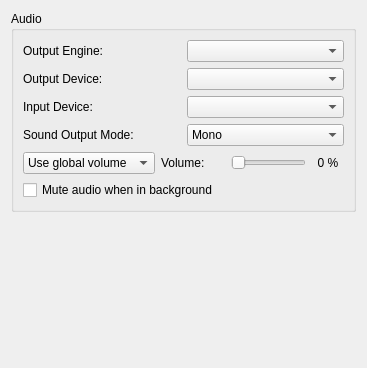
Above: src/yuzu/configuration/configure_audio.ui from rorrim-rorrim/eden-alt before the change. Below: the same form after it.
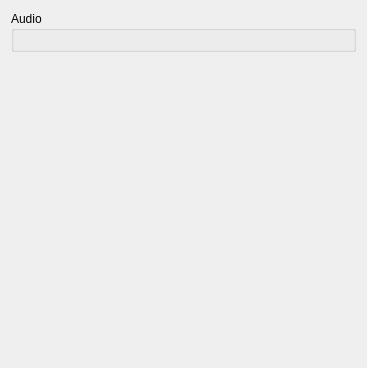
That is the form after the change.

Commit message:
configure_audio: Implement ui generation
Needs a considerable amount of management specific to some of
the comoboboxes due to the audio engine configuration.

general: Partial audio config implmentation

configure_audio: Implement ui generation

Needs a considerable amount of management specific to some of
the comoboboxes due to the audio engine configuration.

general: Partial audio config implmentation

settings: Make audio settings as enums

```diff
--- a/src/yuzu/configuration/configure_audio.ui
+++ b/src/yuzu/configuration/configure_audio.ui
@@ -21,80 +21,14 @@
      </property>
      <layout class="QVBoxLayout">
       <item>
-       <layout class="QHBoxLayout" name="engine_layout">
-        <item>
-         <widget class="QLabel" name="sink_label">
-          <property name="text">
-           <string>Output Engine:</string>
-          </property>
-         </widget>
-        </item>
-        <item>
-         <widget class="QComboBox" name="sink_combo_box"/>
-        </item>
-       </layout>
-      </item>
-      <item>
-       <layout class="QHBoxLayout" name="output_layout">
-        <item>
-         <widget class="QLabel" name="output_label">
-          <property name="text">
-           <string>Output Device:</string>
-          </property>
-         </widget>
-        </item>
-        <item>
-         <widget class="QComboBox" name="output_combo_box"/>
-        </item>
-       </layout>
-      </item>
-      <item>
-       <layout class="QHBoxLayout" name="input_layout">
-        <item>
-         <widget class="QLabel" name="input_label">
-          <property name="text">
-           <string>Input Device:</string>
-          </property>
-         </widget>
-        </item>
-        <item>
-         <widget class="QComboBox" name="input_combo_box"/>
-        </item>
-       </layout>
-      </item>
-       <item>
-       <layout class="QHBoxLayout" name="mode_layout">
-        <item>
-         <widget class="QLabel" name="mode_label">
-          <property name="text">
-           <string>Sound Output Mode:</string>
-          </property>
-         </widget>
-        </item>
-        <item>
-          <widget class="QComboBox" name="combo_sound">
-            <item>
-              <property name="text">
-                <string>Mono</string>
-              </property>
-            </item>
-            <item>
-              <property name="text">
-                <string>Stereo</string>
-              </property>
-            </item>
-            <item>
-              <property name="text">
-                <string>Surround</string>
-              </property>
-            </item>
-          </widget>
-        </item>
-       </layout>
-      </item>
-      <item>
-       <widget class="QWidget" name="volume_layout" native="true">
-        <layout class="QHBoxLayout" name="horizontalLayout_2">
+       <widget class="QWidget" name="audio_widget" native="true">
+        <property name="maximumSize">
+         <size>
+          <width>16777215</width>
+          <height>16777213</height>
+         </size>
+        </property>
+        <layout class="QVBoxLayout" name="verticalLayout">
          <property name="leftMargin">
           <number>0</number>
          </property>
@@ -107,89 +41,9 @@
          <property name="bottomMargin">
           <number>0</number>
          </property>
-         <item>
-          <widget class="QComboBox" name="volume_combo_box">
-           <item>
-            <property name="text">
-             <string>Use global volume</string>
-            </property>
-           </item>
-           <item>
-            <property name="text">
-             <string>Set volume:</string>
-            </property>
-           </item>
-          </widget>
-         </item>
-         <item>
-          <widget class="QLabel" name="volume_label">
-           <property name="text">
-            <string>Volume:</string>
-           </property>
-          </widget>
-         </item>
-         <item>
-          <spacer name="horizontalSpacer">
-           <property name="orientation">
-            <enum>Qt::Horizontal</enum>
-           </property>
-           <property name="sizeHint" stdset="0">
-            <size>
-             <width>30</width>
-             <height>20</height>
-            </size>
-           </property>
-          </spacer>
-         </item>
-         <item>
-          <widget class="QSlider" name="volume_slider">
-           <property name="sizePolicy">
-            <sizepolicy hsizetype="Expanding" vsizetype="Fixed">
-             <horstretch>0</horstretch>
-             <verstretch>0</verstretch>
-            </sizepolicy>
-           </property>
-           <property name="maximum">
-            <number>200</number>
-           </property>
-           <property name="pageStep">
-            <number>5</number>
-           </property>
-           <property name="orientation">
-            <enum>Qt::Horizontal</enum>
-           </property>
-          </widget>
-         </item>
-         <item>
-          <widget class="QLabel" name="volume_indicator">
-           <property name="minimumSize">
-            <size>
-             <width>32</width>
-             <height>0</height>
-            </size>
-           </property>
-           <property name="text">
-            <string>0 %</string>
-           </property>
-           <property name="alignment">
-            <set>Qt::AlignCenter</set>
-           </property>
-          </widget>
-         </item>
         </layout>
        </widget>
       </item>
-      <item>
-       <layout class="QHBoxLayout" name="mute_layout">
-         <item>
-           <widget class="QCheckBox" name="toggle_background_mute">
-             <property name="text">
-               <string>Mute audio when in background</string>
-             </property>
-           </widget>
-         </item>
-       </layout>
-      </item>
      </layout>
     </widget>
    </item>
```
The commit also changes 13 other files.
